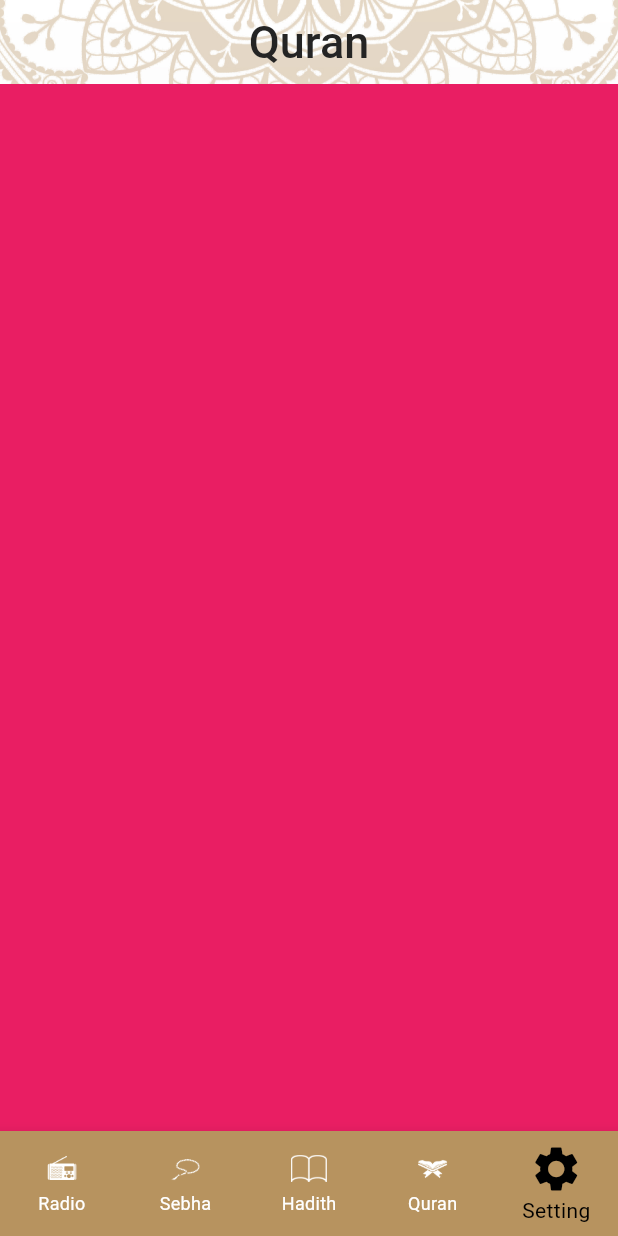
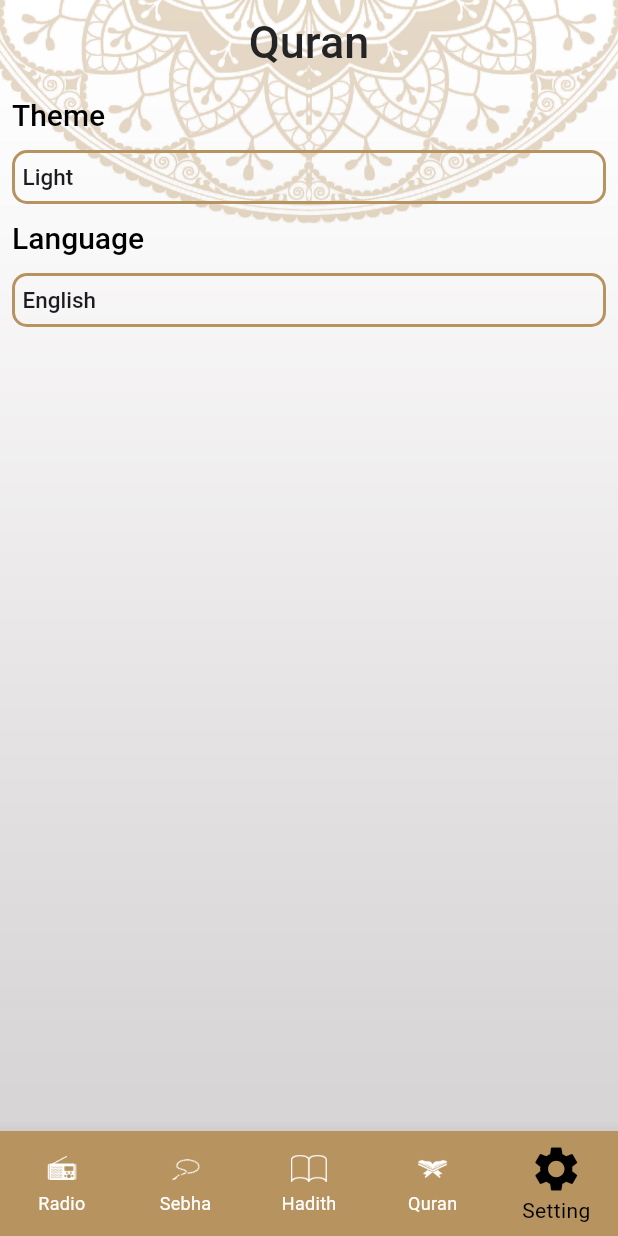
Before and after one commit to NadaAlsayyad/quran-app, a Flutter app: the screen it shows after launch, item 5 of the bottom bar chosen, on a phone screen of 412 x 824 dp. Run offline on Flutter 3.47's test engine with Material 3 defaults, Android fonts, the phone set to English and light mode, and no system bars.

Commit message:
finish settings tab ui

```diff
--- a/lib/config/theme/my_theme.dart
+++ b/lib/config/theme/my_theme.dart
@@ -21,6 +21,15 @@ class MyTheme {
       ),
       type: BottomNavigationBarType.fixed,
     ),
+    bottomSheetTheme: const BottomSheetThemeData(
+        backgroundColor: ColorsManager.goldColor,
+        shape: RoundedRectangleBorder(
+            borderRadius: BorderRadius.only(
+          topLeft: Radius.circular(15),
+          topRight: Radius.circular(15),
+        )),
+        elevation: 18),
+    iconTheme: const IconThemeData(color: Colors.white, size: 30),
     cardTheme: CardTheme(
       margin: const EdgeInsets.symmetric(horizontal: 6, vertical: 6),
       color: ColorsManager.goldColor.withOpacity(0.7),
@@ -35,6 +44,11 @@ class MyTheme {
           fontSize: 25, fontWeight: FontWeight.w400, color: Color(0xFF242424)),
       bodyMedium: TextStyle(
           fontSize: 20, fontWeight: FontWeight.w400, color: Colors.black),
+      headlineMedium: TextStyle(
+          color: Colors.black, fontSize: 20, fontWeight: FontWeight.w500),
+      headlineSmall: TextStyle(fontSize: 15, fontWeight: FontWeight.w500),
+      bodyLarge: TextStyle(
+          color: Colors.white, fontSize: 20, fontWeight: FontWeight.w600),
     ),
   );
 }
--- a/lib/presentation/screens/home/tabs/settings_tab/settings_tab.dart
+++ b/lib/presentation/screens/home/tabs/settings_tab/settings_tab.dart
@@ -1,12 +1,80 @@
 import 'package:flutter/material.dart';
+import 'package:islami/core/colors_manager.dart';
+import 'package:islami/presentation/screens/home/tabs/settings_tab/widget/language_bottom_sheet.dart';
+import 'package:islami/presentation/screens/home/tabs/settings_tab/widget/theme_bottom_sheet.dart';
 
 class SettingsTab extends StatelessWidget {
   const SettingsTab({super.key});
 
   @override
   Widget build(BuildContext context) {
-    return Container(
-      color: Colors.pink,
+    return Padding(
+      padding: const EdgeInsets.all(8.0),
+      child: Column(
+        crossAxisAlignment: CrossAxisAlignment.stretch,
+        children: [
+          Text(
+            'Theme',
+            style: Theme.of(context).textTheme.headlineMedium,
+          ),
+          const SizedBox(
+            height: 10,
+          ),
+          InkWell(
+            onTap: () {
+              showThemeBottomSheet(context);
+            },
+            child: Container(
+                padding: const EdgeInsets.symmetric(horizontal: 5, vertical: 6),
+                //width: double.infinity,
+                decoration: BoxDecoration(
+                  border: Border.all(color: ColorsManager.goldColor, width: 2),
+                  borderRadius: BorderRadius.circular(10),
+                ),
+                child: Text('Light',
+                    style: Theme.of(context).textTheme.headlineSmall)),
+          ),
+          const SizedBox(
+            height: 10,
+          ),
+          Text(
+            'Language',
+            style: Theme.of(context).textTheme.headlineMedium,
+          ),
+          const SizedBox(
+            height: 10,
+          ),
+          InkWell(
+            onTap: () {
+              showLanguageBottomSheet(context);
+            },
+            child: Container(
+                padding: const EdgeInsets.symmetric(horizontal: 5, vertical: 6),
+                //width: double.infinity,
+                decoration: BoxDecoration(
+                  border: Border.all(color: ColorsManager.goldColor, width: 2),
+                  borderRadius: BorderRadius.circular(10),
+                ),
+                child: Text('English',
+                    style: Theme.of(context).textTheme.headlineSmall)),
+          ),
+        ],
+      ),
+    );
+  }
+
+  void showThemeBottomSheet(BuildContext context) {
+    // any builder is function give context and return widget because it's build widget
+    showModalBottomSheet(
+      context: context,
+      builder: (context) => ThemeBottomSheet(),
+    );
+  }
+
+  void showLanguageBottomSheet(BuildContext context) {
+    showModalBottomSheet(
+      context: context,
+      builder: (context) => LanguageBottomSheet(),
     );
   }
 }
```
Also changed, not shown: lib/presentation/screens/home/tabs/settings_tab/widget/language_bottom_sheet.dart (added, +50 -0 lines), lib/presentation/screens/home/tabs/settings_tab/widget/theme_bottom_sheet.dart (added, +50 -0 lines).
